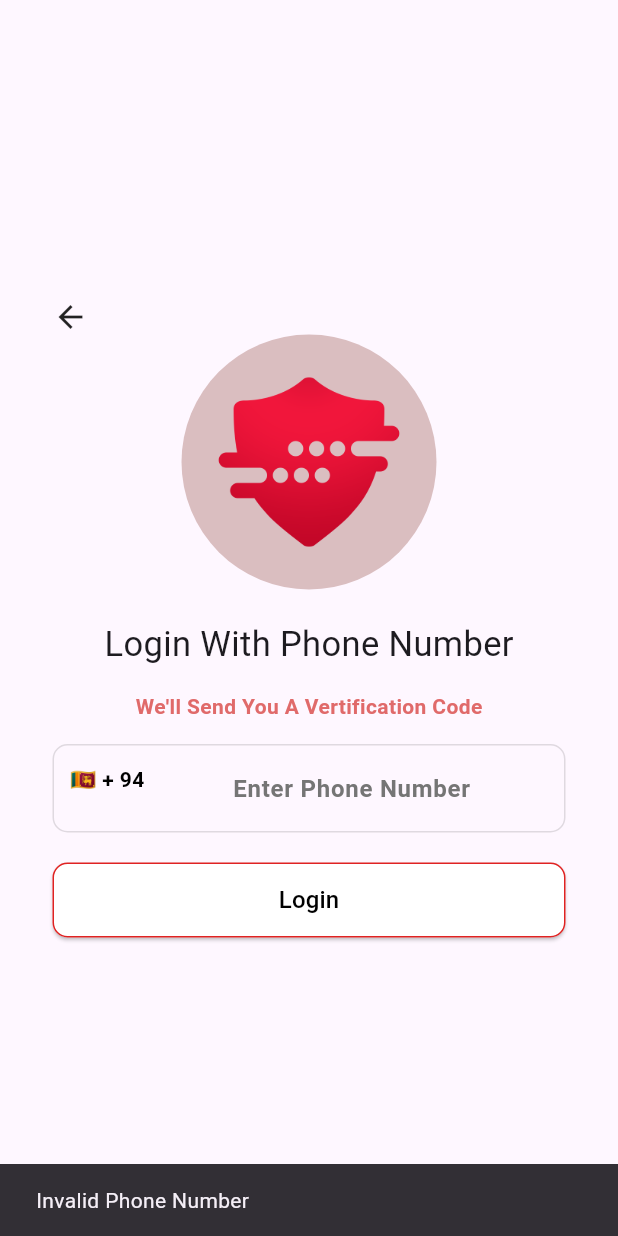
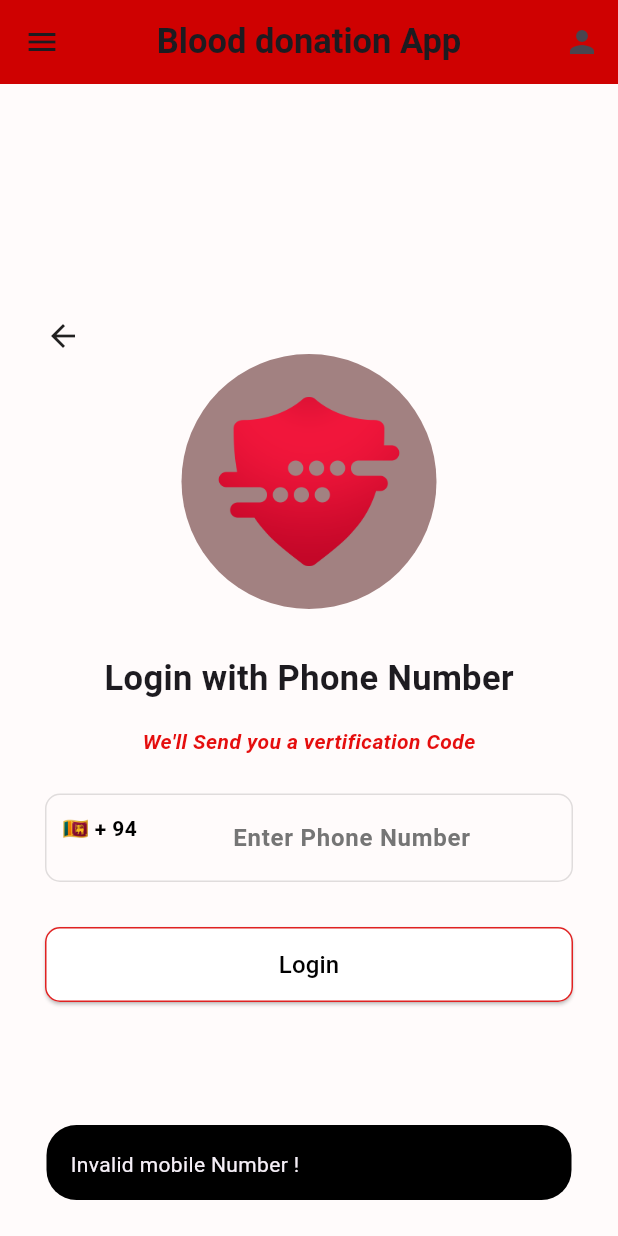
Before and after one commit to Applerack/flutter-blood-donor, a Flutter app: the screen it shows after launch, after a tap on "Login", on a phone screen of 412 x 824 dp. Run offline on Flutter 3.47's test engine with Material 3 defaults, Android fonts, the phone set to English and light mode, and no system bars; our stand-ins replace cloud_firestore, country_picker, firebase_auth, firebase_core, firebase_storage, flutter_spinkit and 4 more; accounts and stored records are empty.

```diff
--- a/lib/screens/register_screen.dart
+++ b/lib/screens/register_screen.dart
@@ -35,13 +35,24 @@ class _RegisterScreenState extends State<RegisterScreen> {
         TextPosition(offset: phoneController.text.length));
     final _isLoading =
         Provider.of<AuthProvider>(context, listen: true).isLoading;
+
     return Scaffold(
+      appBar:AppBar
+      (title: const Text("Blood donation App", style: TextStyle(fontSize: 23, fontWeight: FontWeight.bold,),),centerTitle: true,
+      backgroundColor: Color.fromARGB(255, 207, 1, 1),
+      elevation: 0,
+      leading: IconButton(onPressed:() {
+        //do somthing
+      },icon: Icon(Icons.menu),),
+      actions: [IconButton(onPressed: () {}, icon: Icon (Icons.person))],),
+
+      backgroundColor: Color.fromARGB(255, 255, 251, 251),
       body: SafeArea(
         child: _isLoading
             ? const Center(
                 child: SpinKitFadingCircle(
                   color:
-                      Color.fromARGB(255, 236, 50, 52), // Customize the color
+                      Color.fromARGB(255, 236, 50, 53), // Customize the color
                   size: 50.0, // Customize the size
                 ),
               )
@@ -49,11 +60,12 @@ class _RegisterScreenState extends State<RegisterScreen> {
                 // resizeToAvoidBottomInset: false, // Prevent keyboard covering content
                 child: SafeArea(
                   child: SingleChildScrollView(
+
                     // Wrap with SingleChildScrollView
                     child: Center(
                       child: Padding(
                         padding: const EdgeInsets.symmetric(
-                            vertical: 25, horizontal: 35),
+                            vertical: 25, horizontal: 30),
                         child: Column(
                           children: [
                             Align(
@@ -69,31 +81,33 @@ class _RegisterScreenState extends State<RegisterScreen> {
                               padding: const EdgeInsets.all(20.0),
                               decoration: BoxDecoration(
                                 shape: BoxShape.circle,
-                                color: Color.fromARGB(176, 202, 164, 164),
+                                color: Color.fromARGB(174, 119, 72, 72),
                               ),
                               child: Image.asset("assets/signin.png"),
                             ),
                             const SizedBox(
-                              height: 20,
+                              height: 30,
                             ),
                             const Text(
-                              "Login With Phone Number",
+                              "Login with Phone Number",
                               style: TextStyle(
-                                  fontSize: 23, fontWeight: FontWeight.w400),
+
+                                  fontSize: 23, fontWeight: FontWeight.bold),
                             ),
                             const SizedBox(
                               height: 15,
                             ),
                             const Text(
-                              "We'll Send You A Vertification Code",
+                              "We'll Send you a vertification Code",
                               style: TextStyle(
                                   fontSize: 14,
-                                  color: Color.fromARGB(255, 224, 106, 106),
+                                  fontStyle: FontStyle.italic,
+                                  color: Color.fromARGB(255, 229, 14, 14),
                                   fontWeight: FontWeight.bold),
                               //textAlign: TextAlign.center,
                             ),
                             const SizedBox(
-                              height: 15,
+                              height: 25,
                             ),
                             TextFormField(
                               keyboardType: TextInputType.number,
@@ -103,7 +117,7 @@ class _RegisterScreenState extends State<RegisterScreen> {
                                 });
                               },
                               textAlign: TextAlign.center,
-                              cursorColor: Colors.purple,
+                              cursorColor: Color.fromARGB(255, 216, 12, 12),
                               controller: phoneController,
                               style: const TextStyle(
                                   fontSize: 18, fontWeight: FontWeight.bold),
@@ -167,7 +181,7 @@ class _RegisterScreenState extends State<RegisterScreen> {
                               ),
                             ),
                             const SizedBox(
-                              height: 20,
+                              height: 30,
                             ),
                             SizedBox(
                               width: double.infinity,
@@ -178,8 +192,18 @@ class _RegisterScreenState extends State<RegisterScreen> {
                                   if (phoneController.text.length > 9) {
                                     sendPhoneNumber();
                                   } else {
-                                    ShowSnackBar(
-                                        context, "Invalid Phone Number");
+                                    ScaffoldMessenger.of(context).showSnackBar(
+                                      SnackBar(content: Container(
+                                        padding: EdgeInsets.all(16),
+                                        height: 50,
+                                        decoration: BoxDecoration(color:Color.fromARGB(255, 0, 0, 0),
+                                        borderRadius: BorderRadius.all(Radius.circular(20))),
+                                        child:  Text("Invalid mobile Number !")),
+                                      behavior: SnackBarBehavior.floating,
+                                      backgroundColor: const Color.fromARGB(0, 255, 1, 1),
+                                      elevation: 0,
+                                      )
+                                    );
                                   }
                                 },
                               ),
```
